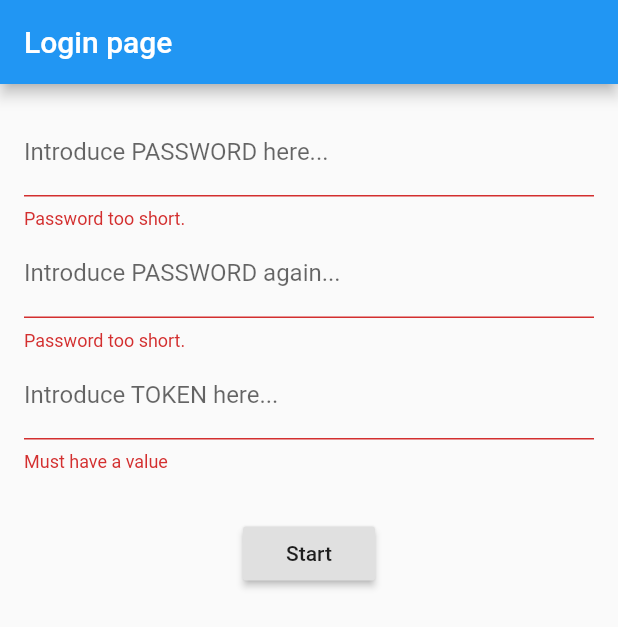
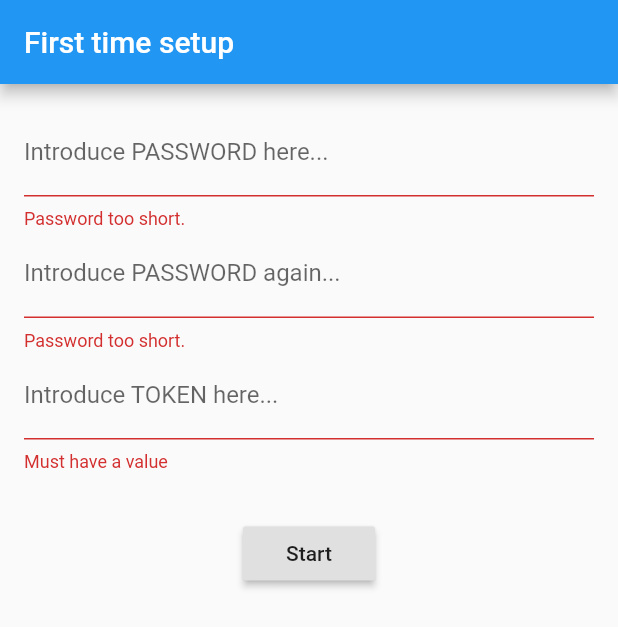
Before and after one commit to seralbdev/guaysin-flutter, a Flutter app: the screen it shows after launch, after a tap on "Start", on a phone screen of 412 x 824 dp. Shown: the top 627 px of the screen. Run offline on Flutter 3.47's test engine with Material 2 defaults, Android fonts, the phone set to English and light mode, and no system bars; our stand-ins replace flutter_secure_storage, local_auth, shared_preferences, sqflite; missing offline and left inert: flutter_string_encryption; accounts and stored records are empty.

Commit message:
init & login divided in two screens

```diff
--- a/lib/main.dart
+++ b/lib/main.dart
@@ -1,10 +1,29 @@
 import 'package:flutter/material.dart';
+import 'package:guaysin/ui/initPage.dart';
 import 'package:guaysin/ui/loginPage.dart';
+import 'package:guaysin/services/preferences.dart';
 
-void main() => runApp(new MyApp());
+void main() async {
+
+  final appInitFlag = await getPreferences().getInitDoneFlag();
+
+  runApp(new MyApp(!appInitFlag));
+}
 
 class MyApp extends StatelessWidget {
+  bool firstTimeFlag;
+
   // This widget is the root of your application.
+
+  MyApp(bool this.firstTimeFlag){
+  }
+
+  Widget _getHomePage(){
+    if(firstTimeFlag)
+      return new InitPage();
+    return new LoginPage();
+  }
+
   @override
   Widget build(BuildContext context) {
     return new MaterialApp(
@@ -20,7 +39,7 @@ class MyApp extends StatelessWidget {
         // counter didn't reset back to zero; the application is not restarted.
         primarySwatch: Colors.blue,
       ),
-      home: new LoginPage(),
+      home:_getHomePage(),
     );
   }
 }
--- a/lib/services/preferences.dart
+++ b/lib/services/preferences.dart
@@ -4,10 +4,13 @@ import 'package:shared_preferences/shared_preferences.dart';
 
 const String _USER_TOKEN_ID = "USER_TOKEN";
 const String _GENERATE_KEY_FLAG = "USER_TOKEN";
+const String _INIT_DONE_FLAG = "INIT_DONE";
 
 abstract class Preferences{
   Future setUserToken(String value);
   Future<String> getUserToken();
+  Future setInitDoneFlag();
+  Future<bool> getInitDoneFlag();
 }
 
 class _Preferences implements Preferences {
@@ -33,6 +36,19 @@ class _Preferences implements Preferences {
     final flag = await sp.getBool(_GENERATE_KEY_FLAG);
     return flag;
   }
+
+  Future setInitDoneFlag() async {
+    final sp  = await SharedPreferences.getInstance();
+    await sp.setBool(_INIT_DONE_FLAG,true);
+  }
+
+  Future<bool> getInitDoneFlag() async {
+    final sp  = await SharedPreferences.getInstance();
+    final flag = await sp.getBool(_INIT_DONE_FLAG);
+    if(flag==null)
+      return false;
+    return true;
+  }
 }
 
 final _preferencesInstace = new _Preferences();
--- a/lib/ui/initPage.dart
+++ b/lib/ui/initPage.dart
@@ -3,11 +3,8 @@ import 'dart:async';
 import 'package:flutter/material.dart';
 import 'package:flutter/widgets.dart';
 import 'package:guaysin/services/cryptoServices.dart';
+import 'package:guaysin/services/preferences.dart';
 import 'package:guaysin/ui/loginPage.dart';
-import 'package:guaysin/ui/siteList.dart';
-import 'package:guaysin/services/localStorage.dart';
-import 'package:guaysin/services/preferences.dart';
-import 'package:local_auth/local_auth.dart';
 
 class InitPage extends StatefulWidget {
   @override
@@ -24,11 +21,6 @@ class _InitPageState extends State<InitPage> {
   @override
   void initState() {
     super.initState();
-
-    /*getCryptoServiceInstance().secretReady().then((flag) {
-      setState(() {
-        _secretReady = flag;
-      });*/
   }
 
   void _showErrorMessage(String msg) {
@@ -42,7 +34,7 @@ class _InitPageState extends State<InitPage> {
       form.save();
       try {
         await _initializeApp();
-        Navigator.push(
+        Navigator.pushReplacement(
           context,
           new MaterialPageRoute(builder: (context) => new LoginPage()),
         );
@@ -53,9 +45,11 @@ class _InitPageState extends State<InitPage> {
   }
 
   Future _initializeApp() async {
-    var cs = getCryptoServiceInstance();
+    final cs = getCryptoService();
     await cs.createSecret(_password);
-    await setUserToken(_token);
+    final pref = getPreferences();
+    await pref.setUserToken(_token);
+    await pref.setInitDoneFlag();
   }
 
   @override
@@ -63,7 +57,7 @@ class _InitPageState extends State<InitPage> {
     return new Scaffold(
         key: scaffoldKey,
         appBar: new AppBar(
-            title: new Text('Login page'), automaticallyImplyLeading: false),
+            title: new Text('First time setup'), automaticallyImplyLeading: false),
         body: new Padding(
             padding: const EdgeInsets.all(16.0),
             child: new Form(
--- a/lib/ui/loginPage.dart
+++ b/lib/ui/loginPage.dart
@@ -17,7 +17,6 @@ class _LoginPageState extends State<LoginPage> {
   final scaffoldKey = new GlobalKey<ScaffoldState>();
   final formKey = new GlobalKey<FormState>();
 
-  bool _secretReady;
   String _password;
   String _token;
 
@@ -25,11 +24,11 @@ class _LoginPageState extends State<LoginPage> {
   void initState() {
     super.initState();
 
-    getCryptoService().secretReady().then((flag) {
+    /*getCryptoService().secretReady().then((flag) {
       setState(() {
         _secretReady = flag;
       });
-    });
+    });*/
   }
 
   void _showErrorMessage(String msg) {
@@ -43,7 +42,7 @@ class _LoginPageState extends State<LoginPage> {
       form.save();
       var res = await _performLogin();
       if (res) {
-        Navigator.push(
+        Navigator.pushReplacement(
           context,
           new MaterialPageRoute(builder: (context) => new SiteListPage()),
         );
@@ -58,12 +57,7 @@ class _LoginPageState extends State<LoginPage> {
     try {
       //Handle secret
       cs = getCryptoService();
-      if (_secretReady) {
       if (!await cs.unblockSecret(_password)) return false;
-      } else {
-        await cs.createSecret(_password);
-        await getPreferences().setUserToken(_token);
-      }
     } catch (e) {
       _showErrorMessage("Problem handling password");
       return false;
@@ -82,12 +76,11 @@ class _LoginPageState extends State<LoginPage> {
 
   void _fingerPrintLogin() async {
     try {
-
       var localAuth = new LocalAuthentication();
       bool didAuthenticate = await localAuth.authenticateWithBiometrics(
           localizedReason: 'Please authenticate');
 
-      if(!didAuthenticate){
+      if (!didAuthenticate) {
         return;
       }
 
@@ -96,7 +89,7 @@ class _LoginPageState extends State<LoginPage> {
       if (await cs.unblockKey()) {
         var localStorage = getLocalStorage();
         await initLocalStorage(cs);
-        Navigator.push(context,
+        Navigator.pushReplacement(context,
             new MaterialPageRoute(builder: (context) => new SiteListPage()));
       } else {
         _showErrorMessage("Problem unblocking key");
@@ -125,34 +118,11 @@ class _LoginPageState extends State<LoginPage> {
                     onSaved: (val) => _password = val,
                     obscureText: true,
                   ),
-                  !_secretReady
-                      ? new Column(children: <Widget>[
-                          new TextFormField(
-                              decoration: new InputDecoration(
-                                  labelText: 'Introduce PASSWORD again...'),
-                              validator: (val) =>
-                                  val.length < 6 ? 'Password too short.' : null,
-                              onSaved: (val) => _password = val,
-                              obscureText: true),
-                          new TextFormField(
-                            decoration: new InputDecoration(
-                                labelText: 'Introduce TOKEN here...'),
-                            validator: (val) =>
-                                val.isEmpty ? 'Must have a value' : null,
-                            onSaved: (val) => _token = val,
-                          ),
+                  new Column(children: <Widget>[
                     new Container(
                         margin: const EdgeInsets.all(30.0),
                         child: new RaisedButton(
-                                  onPressed: _submit,
-                                  child: new Text('Start')))
-                        ])
-                      : new Column(children: <Widget>[
-                          new Container(
-                              margin: const EdgeInsets.all(30.0),
-                              child: new RaisedButton(
-                                  onPressed: _submit,
-                                  child: new Text('Login'))),
+                            onPressed: _submit, child: new Text('Login'))),
                     new Container(
                         margin: const EdgeInsets.all(60.0),
                         child: new RaisedButton(
```
Lines whose indentation alone changed are shown as unchanged.
